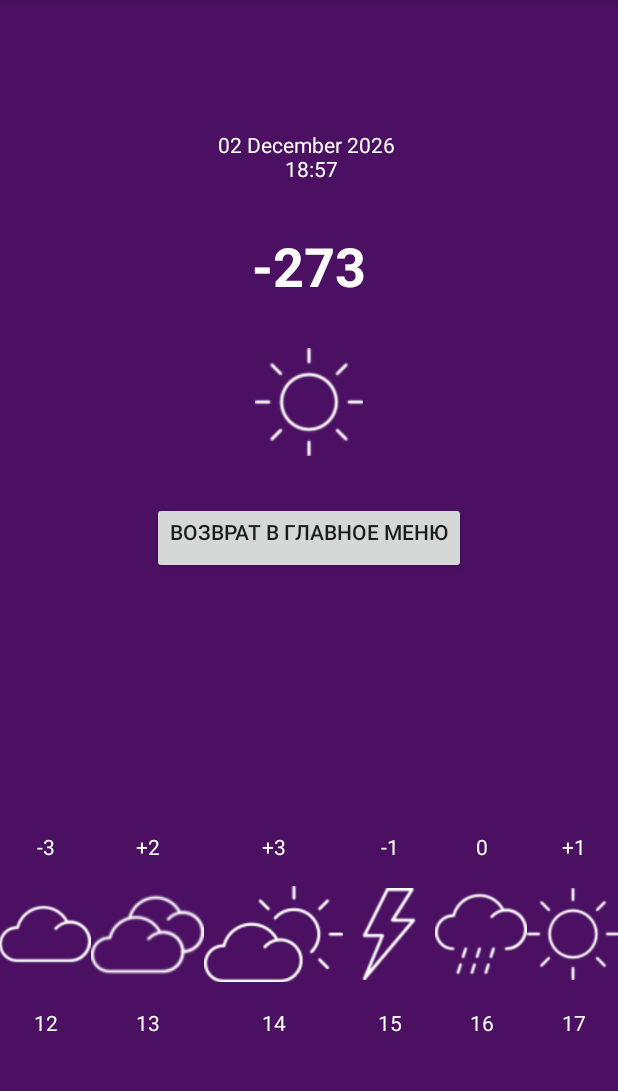
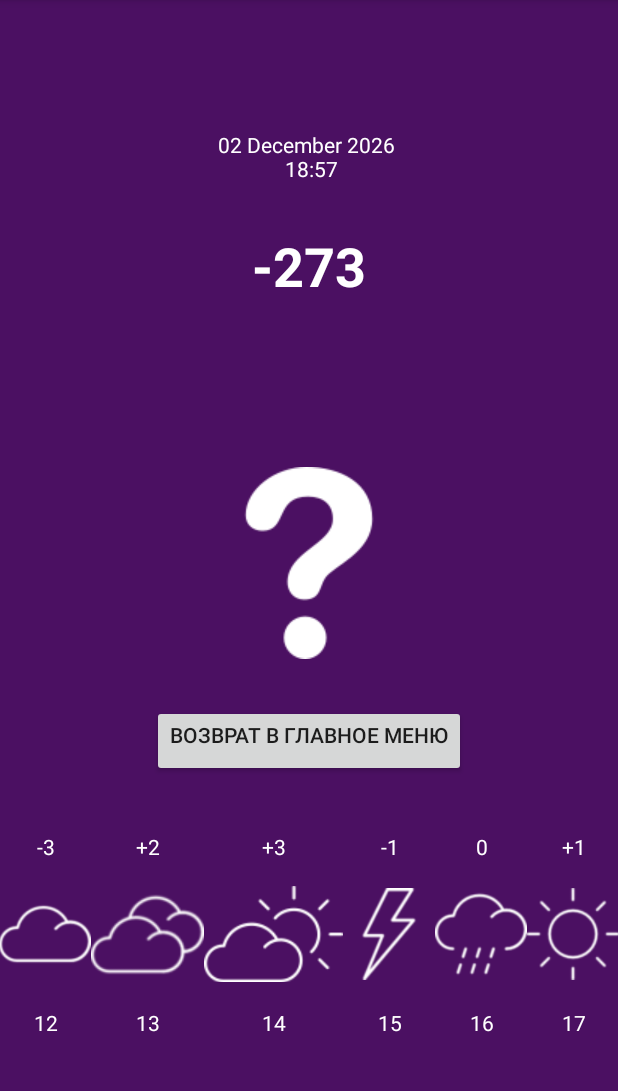
Before and after one commit to TarasovVP/WFU2, an Android app: the screen it shows after launch (MainActivity), on a phone screen of 412 x 824 dp, the part 84-1175 px from its top. Run offline under Robolectric (Android 15) with nearby library versions, the phone set to English and light mode, and no system bars; 7 statements that could not run were skipped.

Commit message:
Got weather_main

```diff
--- a/app/build.gradle
+++ b/app/build.gradle
@@ -16,10 +16,11 @@ android {
             proguardFiles getDefaultProguardFile('proguard-android.txt'), 'proguard-rules.pro'
         }
     }
+    buildToolsVersion '28.0.2'
 }
 
 dependencies {
-    implementation fileTree(dir: 'libs', include: ['*.jar'])
+    implementation fileTree(include: ['*.jar'], dir: 'libs')
     implementation 'com.android.support:appcompat-v7:28.0.0'
     implementation 'com.android.support.constraint:constraint-layout:1.1.3'
     implementation 'com.android.support:design:28.0.0'
--- a/app/src/main/java/com/gmail/tarasov1998/wfu2/GetWeathear.java
+++ b/app/src/main/java/com/gmail/tarasov1998/wfu2/GetWeathear.java
@@ -12,17 +12,17 @@ public class GetWeathear {
         JSONObject jObj = new JSONObject(data);
 
         Location loc = new Location();
-
-
         loc.setCity(getString("name", jObj));
         weather.location = loc;
 
         JSONArray jArr = jObj.getJSONArray("weather");
+        JSONObject mainWeather = jArr.getJSONObject(0);
+        weather.mainWeather.setMainWeather(getString("main", mainWeather));
 
-        JSONObject JSONWeather = jArr.getJSONObject(0);
 
         JSONObject mainObj = getObject("main", jObj);
         weather.temperature.setTemp(getFloat("temp", mainObj));
+
 
         return weather;
     }
--- a/app/src/main/java/com/gmail/tarasov1998/wfu2/MainActivity.java
+++ b/app/src/main/java/com/gmail/tarasov1998/wfu2/MainActivity.java
@@ -8,6 +8,7 @@ import android.view.Menu;
 import android.view.MenuItem;
 import android.view.View;
 import android.widget.Button;
+import android.widget.ImageView;
 import android.widget.TextView;
 import android.widget.Toast;
 
@@ -21,6 +22,9 @@ public class MainActivity extends AppCompatActivity implements View.OnClickListe
     private TextView cityShow;
     private TextView temperature;
     private TextView dateTime;
+    private TextView txtWeather;
+
+    private ImageView mainWeather;
 
     String city = "Dnipro";
     String country = "UA";
@@ -41,7 +45,8 @@ public class MainActivity extends AppCompatActivity implements View.OnClickListe
         cityShow = (TextView) findViewById(R.id.cityShow);
         temperature = (TextView) findViewById(R.id.temperature);
         dateTime = (TextView) findViewById(R.id.date);
-
+        mainWeather = (ImageView) findViewById(R.id.mainWeather);
+        txtWeather = (TextView) findViewById(R.id.txtWeather);
 
         JSONWeatherTask task = new JSONWeatherTask();
         task.execute(new String[]{city+","+country});
@@ -101,10 +106,48 @@ public class MainActivity extends AppCompatActivity implements View.OnClickListe
             cityShow.setText(Location.getCity());
             temperature.setText("" + Math.round((weather.temperature.getTemp() - 273.15)));
             dateTime.setText(nowDT.toString("dd MMMM yyyy \n HH:mm"));
+            txtWeather.setText(weather.mainWeather.getMainWeather());
+            mainWeather.setImageResource(choiseIconWeater(weather.mainWeather.getMainWeather()));
 
         }
 
     }
 
+    public int choiseIconWeater(String getWeather){
+        int resID = 0;
+        switch (getWeather){
+            case ("clear sky"):
+                resID = R.drawable.clearsky;
+                break;
+            case ("few clouds"):
+                resID = R.drawable.fewclouds;
+                break;
+            case ("scattered clouds "):
+                resID = R.drawable.scatteredclouds ;
+                break;
+            case ("broken clouds"):
+                resID = R.drawable.brokenclouds ;
+                break;
+            case ("shower rain "):
+                resID = R.drawable.showerrain ;
+                break;
+            case ("rain"):
+                resID = R.drawable.rain;
+                break;
+            case ("thunderstorm"):
+                resID = R.drawable.thunderstorm;
+                break;
+            case ("snow"):
+                resID = R.drawable.snow;
+                break;
+            case ("mist"):
+                resID = R.drawable.mist;
+                break;
+            default:
+                resID = R.drawable.questionmark;
+                break;
+        }return resID;
+    }
 
-}
+
+            }
--- a/app/src/main/java/com/gmail/tarasov1998/wfu2/Weather.java
+++ b/app/src/main/java/com/gmail/tarasov1998/wfu2/Weather.java
@@ -2,16 +2,16 @@ package com.gmail.tarasov1998.wfu2;
 
 public class Weather {
     public Location location;
-    public Temperature temperature = new Temperature();
+    Temperature temperature = new Temperature();
+    MainWeather mainWeather = new MainWeather();
 
-
-
-    public  class Temperature {
+    public class Temperature {
         private float temp;
 
         public float getTemp() {
             return temp;
         }
+
         public void setTemp(float temp) {
             this.temp = temp;
         }
@@ -19,5 +19,18 @@ public class Weather {
 
     }
 
+    public class MainWeather {
+        private String mainWeather;
+
+        public String getMainWeather() {
+            return mainWeather;
+        }
+
+        public void setMainWeather(String mWeather) {
+            this.mainWeather = mWeather;
+        }
+
+
+    }
 
 }
--- a/app/src/main/res/layout/activity_main.xml
+++ b/app/src/main/res/layout/activity_main.xml
@@ -43,14 +43,24 @@
             android:textSize="36sp"
             android:textStyle="bold"
             android:layout_margin="15dp"/>
+        <TextView
+            android:id="@+id/txtWeather"
+            android:layout_width="match_parent"
+            android:layout_height="wrap_content"
+            android:gravity="center_horizontal"
+            android:text="@string/_3"
+            android:textColor="@color/White"
+            android:textSize="36sp"
+            android:textStyle="bold"
+            android:layout_margin="15dp"/>
 
         <ImageView
-            android:id="@+id/cloudy"
+            android:id="@+id/mainWeather"
             android:layout_width="match_parent"
             android:layout_height="wrap_content"
             android:layout_centerHorizontal="true"
             android:contentDescription="TODO"
-            android:src="@drawable/sun"
+            android:src="@drawable/clearsky"
             android:layout_margin="15dp"/>
 
         <Button
@@ -129,36 +139,36 @@ android:shrinkColumns="*">
         android:layout_width="wrap_content"
         android:layout_height="wrap_content"
         android:contentDescription="TODO"
-        android:src="@drawable/cloud" />
+        android:src="@drawable/scatteredclouds" />
 
     <ImageView
         android:id="@+id/cloudHour2"
         android:layout_width="86dp"
         android:layout_height="98dp"
         android:contentDescription="TODO"
-        android:src="@drawable/cloudy" />
+        android:src="@drawable/brokenclouds" />
 
     <ImageView
         android:id="@+id/cloudHour3"
         android:layout_width="wrap_content"
         android:layout_height="wrap_content"
-        android:src="@drawable/lightcloudy"
+        android:src="@drawable/fewclouds"
         android:contentDescription="TODO" />
 
     <ImageView
         android:id="@+id/cloudHour4"
         android:layout_width="wrap_content"
         android:layout_height="wrap_content"
-        android:src="@drawable/flash"
+        android:src="@drawable/thunderstorm"
         android:contentDescription="TODO" />
 
     <ImageView
         android:id="@+id/cloudHour5"
-        android:src="@drawable/rain" />
+        android:src="@drawable/showerrain" />
 
     <ImageView
         android:id="@+id/cloudHour6"
-        android:src="@drawable/sun"
+        android:src="@drawable/clearsky"
         android:contentDescription="TODO" />
 
 
```
Also changed, not shown: app/src/main/java/com/gmail/tarasov1998/wfu2/HTTPGet.java (+13 -9 lines), app/src/main/java/com/gmail/tarasov1998/wfu2/weather.json (added, +48 -0 lines), app/src/main/res/drawable/brokenclouds.png (renamed from app/src/main/res/drawable/cloudy.png), app/src/main/res/drawable/clearsky.png (renamed from app/src/main/res/drawable/sun.png), app/src/main/res/drawable/fewclouds.png (renamed from app/src/main/res/drawable/lightcloudy.png), app/src/main/res/drawable/mist.png (added), app/src/main/res/drawable/questionmark.png (added), app/src/main/res/drawable/rain.png, app/src/main/res/drawable/scatteredclouds.png (renamed from app/src/main/res/drawable/cloud.png), app/src/main/res/drawable/showerrain.png (added), app/src/main/res/drawable/snow.png (added), app/src/main/res/drawable/thunderstorm.png (renamed from app/src/main/res/drawable/flash.png).
